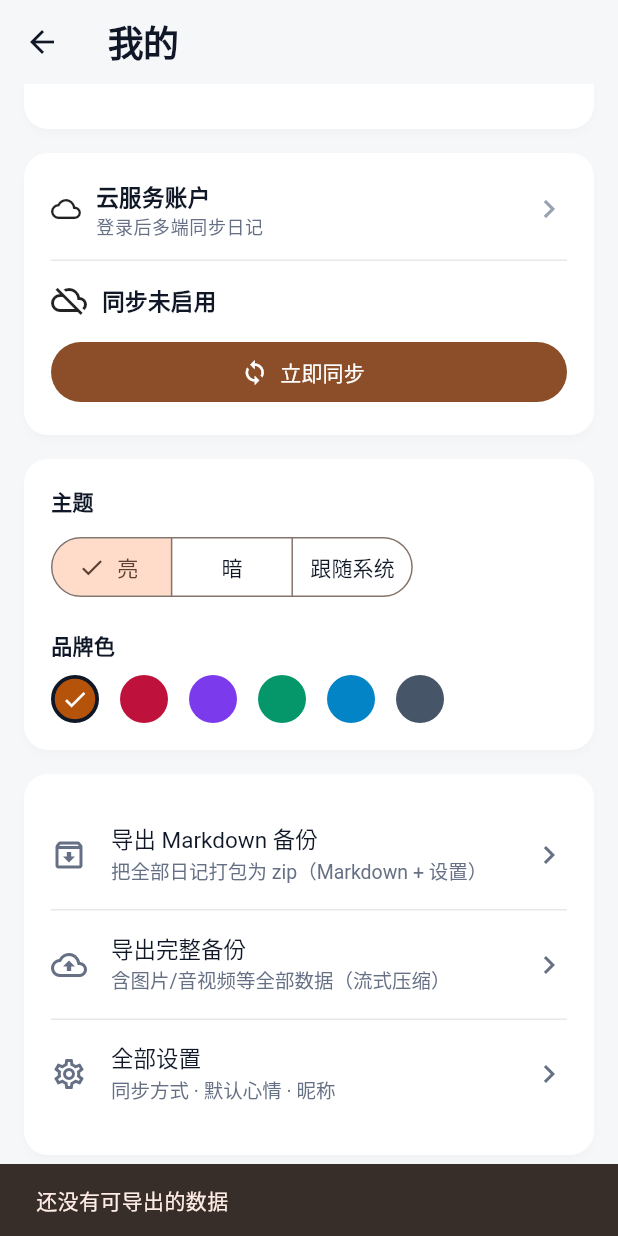
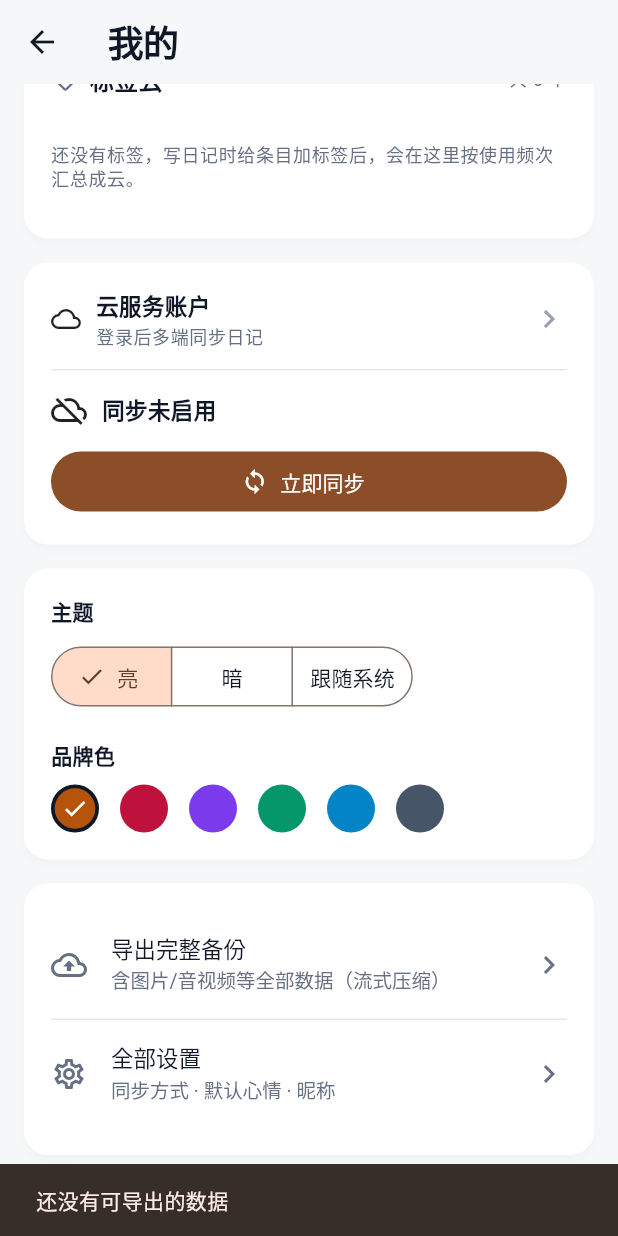
Before and after one commit to HonestLiu/my_diary, a Flutter app: the ProfileScreen screen opened directly, scrolled down 576 dp, after a tap on "导出完整备份", on a phone screen of 412 x 824 dp. Run offline on Flutter 3.47's test engine with Material 3 defaults, Android fonts, the phone set to English and light mode, and no system bars; our stand-ins replace file_picker, flutter_map, geolocator, image_picker, latlong2, open_filex and 3 more; accounts and stored records are empty; statements that could not run were skipped.

Commit message:
refactor(export): 移除「导出 Markdown 备份」入口与服务（保留完整备份）

```diff
--- a/Mobile2/my_diary/lib/ui/profile_screen.dart
+++ b/Mobile2/my_diary/lib/ui/profile_screen.dart
@@ -1,4 +1,3 @@
-import 'package:file_picker/file_picker.dart';
 import 'package:flutter/material.dart';
 import 'package:intl/intl.dart';
 import 'package:my_diary_mobile/models/journal_entry.dart';
@@ -84,38 +83,6 @@ class _ProfileScreenState extends State<ProfileScreen> {
       if (!mounted) return;
       ScaffoldMessenger.of(context).showSnackBar(SnackBar(
         content: Text('备份已生成（$count 个文件）：$zipPath'),
-      ));
-    } catch (e) {
-      if (mounted) {
-        ScaffoldMessenger.of(context)
-            .showSnackBar(SnackBar(content: Text('导出失败：$e')));
-      }
-    } finally {
-      if (mounted) setState(() => _exporting = false);
-    }
-  }
-
-  /// 导出全部 Markdown 日记为 zip（经系统保存对话框选择位置）。
-  Future<void> _exportMarkdownZip() async {
-    final store = context.read<AppStore>();
-    setState(() => _exporting = true);
-    try {
-      final bytes = await ExportService.buildMarkdownZip(store.repo.storage.root);
-      if (!mounted) return;
-      if (bytes == null) {
-        ScaffoldMessenger.of(context)
-            .showSnackBar(const SnackBar(content: Text('还没有可导出的日记')));
-        return;
-      }
-      final stamp = DateFormat('yyyyMMdd-HHmm').format(DateTime.now());
-      final saved = await FilePicker.platform.saveFile(
-        dialogTitle: '导出 Markdown 备份',
-        fileName: 'my-diary-markdown-$stamp.zip',
-        bytes: bytes,
-      );
-      if (!mounted) return;
-      ScaffoldMessenger.of(context).showSnackBar(SnackBar(
-        content: Text(saved != null ? '已导出：$saved' : '已取消导出'),
       ));
     } catch (e) {
       if (mounted) {
@@ -446,20 +413,6 @@ class _ProfileScreenState extends State<ProfileScreen> {
 
           // 卡 7：导出与设置入口
           _Card(children: [
-            ListTile(
-              leading: const Icon(Icons.archive_outlined),
-              title: const Text('导出 Markdown 备份'),
-              subtitle: const Text('把全部日记打包为 zip（Markdown + 设置）'),
-              trailing: _exporting
-                  ? const SizedBox(
-                      width: 20,
-                      height: 20,
-                      child: CircularProgressIndicator(strokeWidth: 2))
-                  : const Icon(Icons.chevron_right),
-              contentPadding: EdgeInsets.zero,
-              onTap: _exporting ? null : _exportMarkdownZip,
-            ),
-            const Divider(height: 1),
             ListTile(
               leading: const Icon(Icons.backup_outlined),
               title: const Text('导出完整备份'),
```
Also changed, not shown: Mobile2/my_diary/lib/services/export_service.dart (+8 -87 lines).
